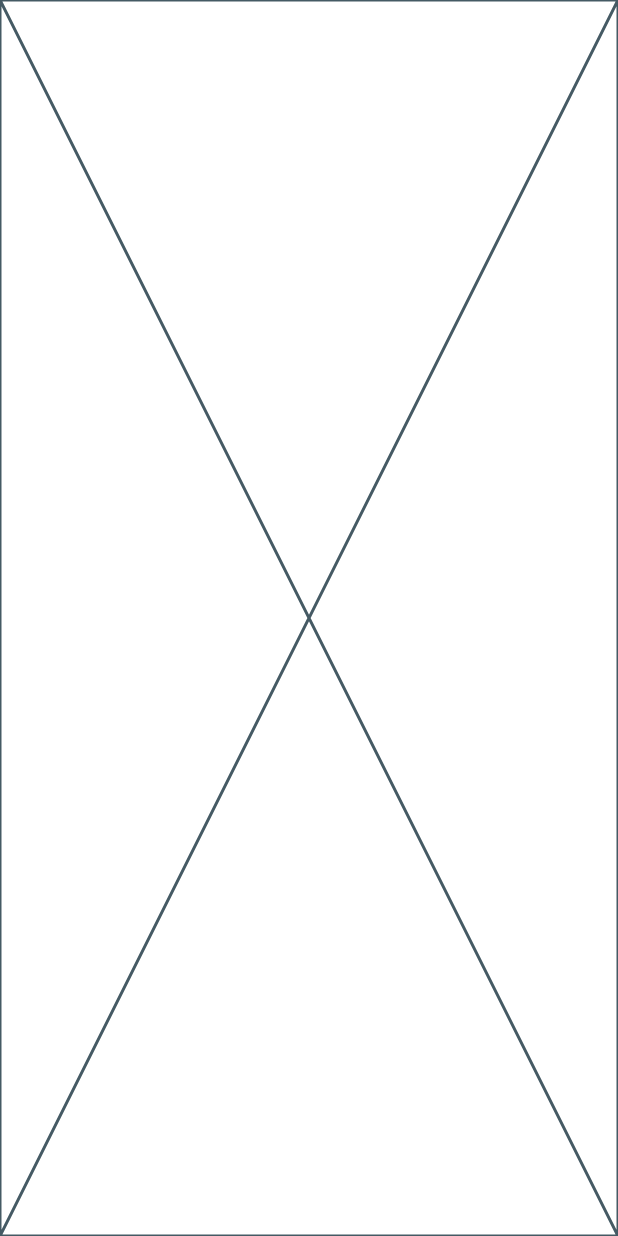
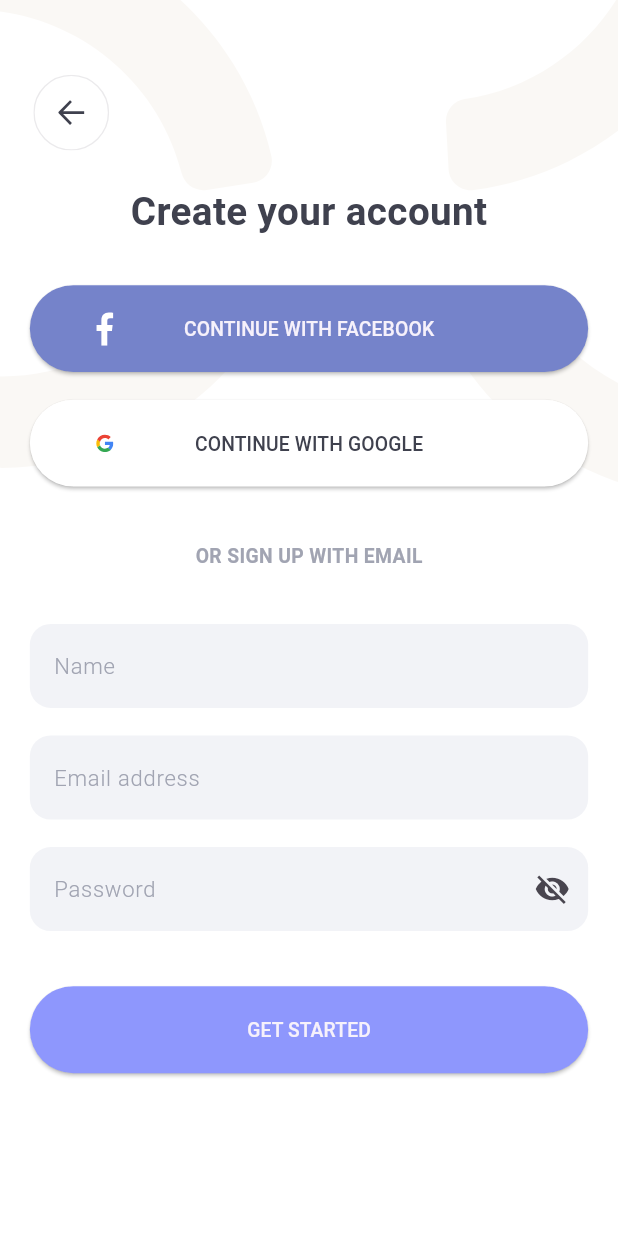
Before and after one commit to ethanmorian/flutter-silent-moon, a Flutter app: the screen it shows after launch, after a tap on "SIGN UP", on a phone screen of 412 x 824 dp. Run offline on Flutter 3.47's test engine with Material 3 defaults, Android fonts, the phone set to English and light mode, and no system bars; our stand-ins replace flutter_screenutil, flutter_svg, go_router.

Commit message:
feat: Implement SignUpScreen with form validation and social login options

```diff
--- a/lib/feature/auth/presentation/screen/sign_up_screen.dart
+++ b/lib/feature/auth/presentation/screen/sign_up_screen.dart
@@ -1,10 +1,205 @@
 import 'package:flutter/material.dart';
+import 'package:flutter_screenutil/flutter_screenutil.dart';
+import 'package:flutter_svg/svg.dart';
+import 'package:go_router/go_router.dart';
 
-class SignUpScreen extends StatelessWidget {
+import '../../../../core/widget/button_with_text.dart';
+import '../../../util/validator.dart';
+import '../widget/app_text_field.dart';
+
+final _formKey = GlobalKey<FormState>();
+
+class SignUpScreen extends StatefulWidget {
   const SignUpScreen({super.key});
 
   @override
+  State<SignUpScreen> createState() => _SignUpScreenState();
+}
+
+class _SignUpScreenState extends State<SignUpScreen> {
+  late final TextEditingController _nameController;
+  late final TextEditingController _emailController;
+  late final TextEditingController _passwordController;
+  bool _isPasswordVisible = false;
+  bool isLoading = false;
+
+  @override
+  void initState() {
+    _nameController = TextEditingController();
+    _emailController = TextEditingController();
+    _passwordController = TextEditingController();
+    super.initState();
+  }
+
+  @override
+  void dispose() {
+    _nameController.dispose();
+    _emailController.dispose();
+    _passwordController.dispose();
+    super.dispose();
+  }
+
+  @override
   Widget build(BuildContext context) {
-    return const Placeholder();
+    return Scaffold(
+      body: Stack(
+        children: [
+          _buildBackground(),
+          _buildBackButton(context),
+          Positioned(
+            top: 133.47.h,
+            left: 0,
+            right: 0,
+            child: Column(
+              children: [
+                _buildMainText(),
+                SizedBox(height: 33.h),
+                _buildFacebookLoginButton(),
+                SizedBox(height: 20.h),
+                _buildGoogleLoginButton(),
+                SizedBox(height: 40.h),
+                _buildEmailLoginPrompt(),
+                SizedBox(height: 40.h),
+                _buildLoginForm(),
+                SizedBox(height: 40.h),
+                _buildSignInButton(context),
+                SizedBox(height: 104.58.h),
+              ],
+            ),
+          ),
+        ],
+      ),
+    );
+  }
+
+  Widget _buildBackground() {
+    return Positioned(
+      right: -91.49.w,
+      child: SvgPicture.asset(
+        'assets/sign_background.svg',
+        width: 547.19.w,
+        height: 428.24.h,
+      ),
+    );
+  }
+
+  Widget _buildBackButton(BuildContext context) {
+    return Positioned(
+      top: 50.w,
+      left: 20.24.w,
+      child: InkWell(
+        onTap: () => context.pop(),
+        child: SvgPicture.asset(
+          'assets/back_arrow.svg',
+          width: 55.w,
+          height: 55.h,
+        ),
+      ),
+    );
+  }
+
+  Widget _buildMainText() {
+    return Text(
+      'Create your account',
+      style: TextStyle(
+        fontWeight: FontWeight.bold,
+        fontSize: 28.r,
+        color: const Color(0xFF3F414E),
+      ),
+    );
+  }
+
+  Widget _buildFacebookLoginButton() {
+    return ButtonWithText(
+      onPressed: () {},
+      foregroundColor: const Color(0xFFF6F1FB),
+      backgroundColor: const Color(0xFF7583CA),
+      leading: SvgPicture.asset(
+        'assets/facebook_icon.svg',
+        width: 12.03.w,
+        height: 24.06.h,
+      ),
+      buttonText: 'CONTINUE WITH FACEBOOK',
+    );
+  }
+
+  Widget _buildGoogleLoginButton() {
+    return ButtonWithText(
+      onPressed: () {},
+      foregroundColor: const Color(0xFF3F414E),
+      backgroundColor: Colors.white,
+      leading: SvgPicture.asset(
+        'assets/google_icon.svg',
+        width: 12.03.w,
+        height: 24.06.h,
+      ),
+      buttonText: 'CONTINUE WITH GOOGLE',
+    );
+  }
+
+  Widget _buildEmailLoginPrompt() {
+    return Text(
+      'OR SIGN UP WITH EMAIL',
+      style: TextStyle(
+        fontWeight: FontWeight.bold,
+        fontSize: 14.r,
+        color: const Color(0xFFA1A4B2),
+      ),
+    );
+  }
+
+  Widget _buildLoginForm() {
+    return Padding(
+      padding: EdgeInsets.symmetric(horizontal: 20.w),
+      child: Form(
+        key: _formKey,
+        child: Column(
+          children: [
+            AppTextField(
+              controller: _nameController,
+              hintText: 'Name',
+              keyboardType: TextInputType.text,
+              textInputAction: TextInputAction.next,
+              validator: Validator.validateName,
+            ),
+            SizedBox(height: 20.h),
+            AppTextField(
+              controller: _emailController,
+              hintText: 'Email address',
+              keyboardType: TextInputType.text,
+              textInputAction: TextInputAction.next,
+              validator: Validator.validateEmail,
+            ),
+            SizedBox(height: 20.h),
+            AppTextField(
+              controller: _passwordController,
+              hintText: 'Password',
+              suffixIcon: IconButton(
+                icon: Icon(
+                  _isPasswordVisible ? Icons.visibility : Icons.visibility_off,
+                ),
+                onPressed: () {
+                  setState(() {
+                    _isPasswordVisible = !_isPasswordVisible;
+                  });
+                },
+              ),
+              keyboardType: TextInputType.text,
+              textInputAction: TextInputAction.next,
+              obscureText: true,
+              validator: Validator.validatePassword,
+            ),
+          ],
+        ),
+      ),
+    );
+  }
+
+  Widget _buildSignInButton(BuildContext context) {
+    return ButtonWithText(
+      onPressed: () => context.pushNamed('logIn'),
+      buttonText: 'GET STARTED',
+      sizedBoxHeight: 20.h,
+    );
   }
 }
```
